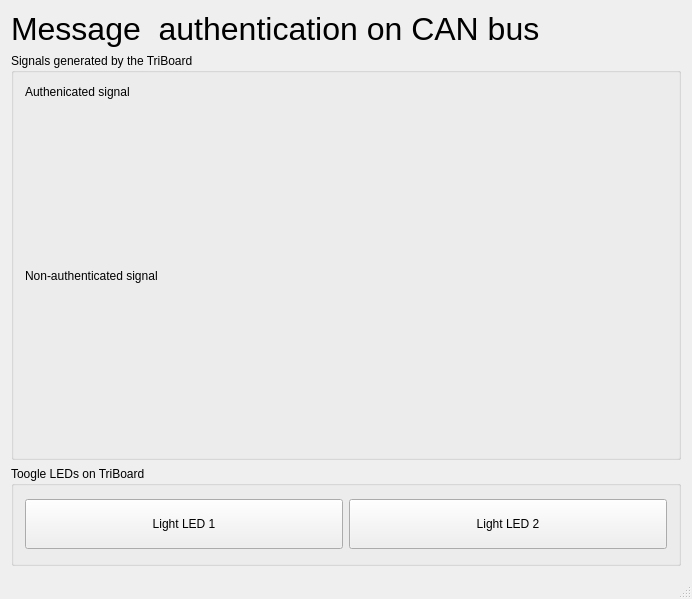
Above: demos/cosummit/ControlPanel/mainwindow.ui from CTU-IIG/macan before the change. Below: the same form after it.
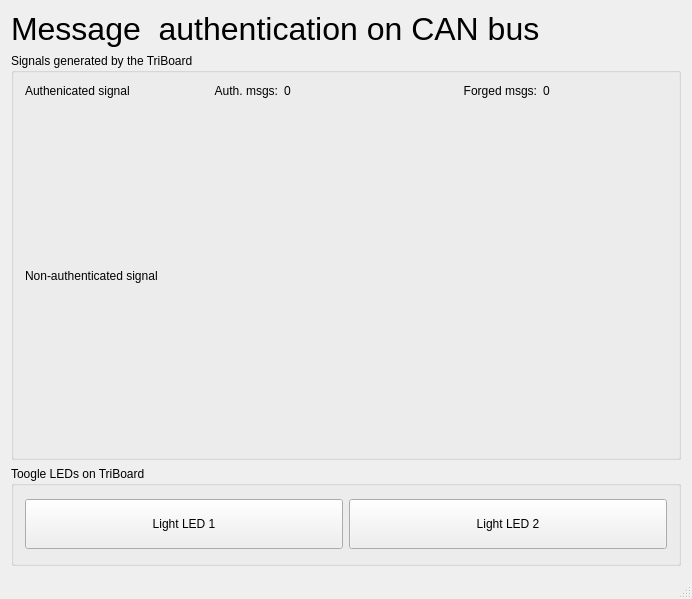
That is the form after the change. Custom widgets are drawn as their Qt base class.

Diff of the .ui file:
```diff
--- a/demos/cosummit/ControlPanel/mainwindow.ui
+++ b/demos/cosummit/ControlPanel/mainwindow.ui
@@ -50,11 +50,38 @@
     </item>
     <item>
      <widget class="QGroupBox" name="gb_graph">
+      <property name="sizePolicy">
+       <sizepolicy hsizetype="Preferred" vsizetype="Preferred">
+        <horstretch>0</horstretch>
+        <verstretch>0</verstretch>
+       </sizepolicy>
+      </property>
       <property name="title">
        <string>Signals generated by the TriBoard</string>
       </property>
       <layout class="QVBoxLayout" name="verticalLayout_2">
        <item>
+        <widget class="QWidget" name="widget" native="true">
+         <property name="sizePolicy">
+          <sizepolicy hsizetype="Preferred" vsizetype="Maximum">
+           <horstretch>0</horstretch>
+           <verstretch>0</verstretch>
+          </sizepolicy>
+         </property>
+         <layout class="QHBoxLayout" name="horizontalLayout">
+          <property name="leftMargin">
+           <number>0</number>
+          </property>
+          <property name="topMargin">
+           <number>0</number>
+          </property>
+          <property name="rightMargin">
+           <number>0</number>
+          </property>
+          <property name="bottomMargin">
+           <number>0</number>
+          </property>
+          <item>
         <widget class="QLabel" name="label_2">
          <property name="maximumSize">
           <size>
@@ -68,6 +95,43 @@
         </widget>
        </item>
        <item>
+           <widget class="QLabel" name="label_7">
+            <property name="text">
+             <string>Auth. msgs:</string>
+            </property>
+            <property name="alignment">
+             <set>Qt::AlignRight|Qt::AlignTrailing|Qt::AlignVCenter</set>
+            </property>
+           </widget>
+          </item>
+          <item>
+           <widget class="QLabel" name="auth_num">
+            <property name="text">
+             <string>0</string>
+            </property>
+           </widget>
+          </item>
+          <item>
+           <widget class="QLabel" name="label_5">
+            <property name="text">
+             <string>Forged msgs:</string>
+            </property>
+            <property name="alignment">
+             <set>Qt::AlignRight|Qt::AlignTrailing|Qt::AlignVCenter</set>
+            </property>
+           </widget>
+          </item>
+          <item>
+           <widget class="QLabel" name="forged_num">
+            <property name="text">
+             <string>0</string>
+            </property>
+           </widget>
+          </item>
+         </layout>
+        </widget>
+       </item>
+       <item>
         <widget class="QCustomPlot" name="graph" native="true"/>
        </item>
        <item>
@@ -104,7 +168,7 @@
       <property name="title">
        <string>Toogle LEDs on TriBoard</string>
       </property>
-      <layout class="QHBoxLayout" name="horizontalLayout">
+      <layout class="QHBoxLayout" name="horizontalLayout_2">
        <item>
         <widget class="QPushButton" name="btn_toogleLed1">
          <property name="minimumSize">
```
Left out of the diff: 2 changed lines with no effect on the pictures. Lines whose indentation alone changed are shown as unchanged.
